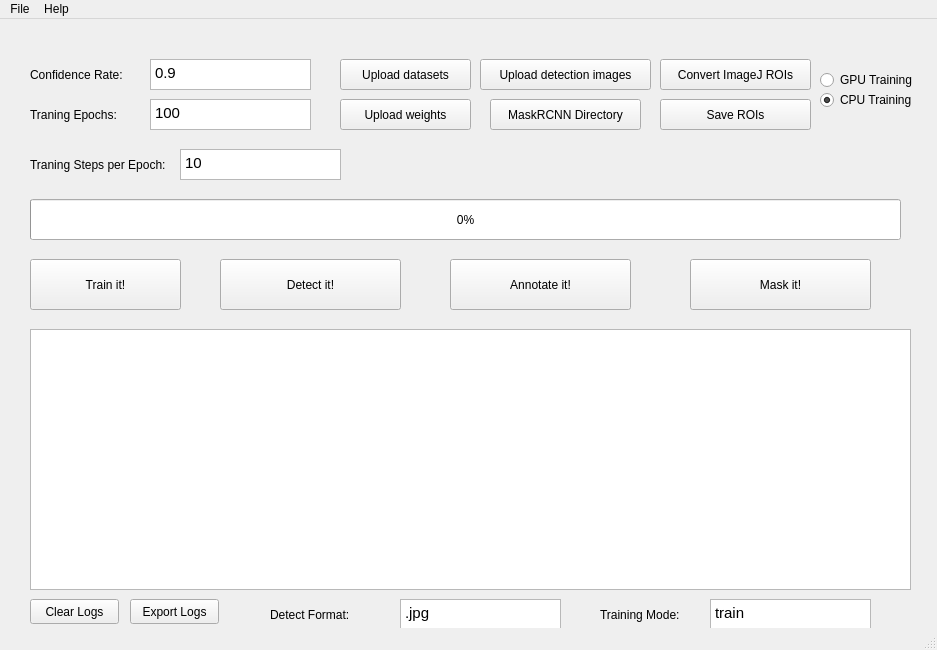
Old version of the form MaskRCNN.ui in the repository min20120907/Cell_RCNN_Qt.
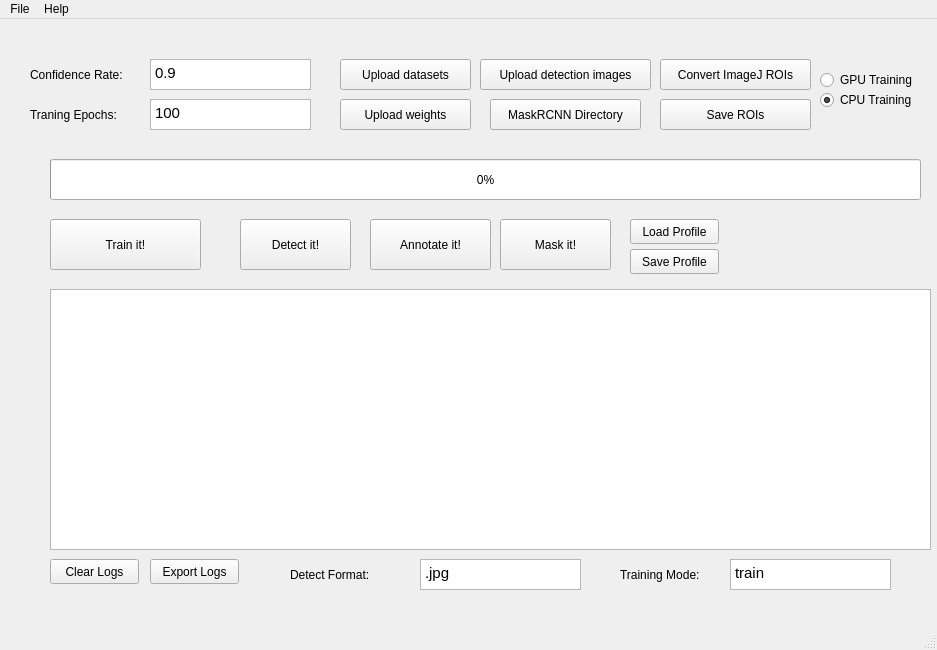
New version of the form.

Commit message: json I/O fixed

```diff
--- a/MaskRCNN.ui
+++ b/MaskRCNN.ui
@@ -17,8 +17,8 @@
    <widget class="QPushButton" name="train_btn">
     <property name="geometry">
      <rect>
-      <x>30</x>
-      <y>240</y>
+      <x>50</x>
+      <y>200</y>
       <width>151</width>
       <height>51</height>
      </rect>
@@ -90,8 +90,8 @@
    <widget class="QProgressBar" name="progressBar">
     <property name="geometry">
      <rect>
-      <x>30</x>
-      <y>180</y>
+      <x>50</x>
+      <y>140</y>
       <width>871</width>
       <height>41</height>
      </rect>
@@ -184,9 +184,9 @@
    <widget class="QPushButton" name="detect_btn">
     <property name="geometry">
      <rect>
-      <x>220</x>
-      <y>240</y>
-      <width>181</width>
+      <x>240</x>
+      <y>200</y>
+      <width>111</width>
       <height>51</height>
      </rect>
     </property>
@@ -197,8 +197,8 @@
    <widget class="QTextBrowser" name="textBrowser">
     <property name="geometry">
      <rect>
-      <x>30</x>
-      <y>310</y>
+      <x>50</x>
+      <y>270</y>
       <width>881</width>
       <height>261</height>
      </rect>
@@ -220,8 +220,8 @@
    <widget class="QPushButton" name="clear_logs">
     <property name="geometry">
      <rect>
-      <x>30</x>
-      <y>580</y>
+      <x>50</x>
+      <y>540</y>
       <width>89</width>
       <height>25</height>
      </rect>
@@ -233,8 +233,8 @@
    <widget class="QPushButton" name="export_logs">
     <property name="geometry">
      <rect>
-      <x>130</x>
-      <y>580</y>
+      <x>150</x>
+      <y>540</y>
       <width>89</width>
       <height>25</height>
      </rect>
@@ -246,9 +246,9 @@
    <widget class="QPushButton" name="anot_btn">
     <property name="geometry">
      <rect>
-      <x>450</x>
-      <y>240</y>
-      <width>181</width>
+      <x>370</x>
+      <y>200</y>
+      <width>121</width>
       <height>51</height>
      </rect>
     </property>
@@ -259,9 +259,9 @@
    <widget class="QPushButton" name="mask_btn">
     <property name="geometry">
      <rect>
-      <x>690</x>
-      <y>240</y>
-      <width>181</width>
+      <x>500</x>
+      <y>200</y>
+      <width>111</width>
       <height>51</height>
      </rect>
     </property>
@@ -285,8 +285,8 @@
    <widget class="QTextEdit" name="format_txt">
     <property name="geometry">
      <rect>
-      <x>400</x>
-      <y>580</y>
+      <x>420</x>
+      <y>540</y>
       <width>161</width>
       <height>31</height>
      </rect>
@@ -295,15 +295,15 @@
      <string>&lt;!DOCTYPE HTML PUBLIC &quot;-//W3C//DTD HTML 4.0//EN&quot; &quot;http://www.w3.org/TR/REC-html40/strict.dtd&quot;&gt;
 &lt;html&gt;&lt;head&gt;&lt;meta name=&quot;qrichtext&quot; content=&quot;1&quot; /&gt;&lt;style type=&quot;text/css&quot;&gt;
 p, li { white-space: pre-wrap; }
-&lt;/style&gt;&lt;/head&gt;&lt;body style=&quot; font-family:'Noto Sans'; font-size:9pt; font-weight:400; font-style:normal;&quot;&gt;
-&lt;p style=&quot; margin-top:0px; margin-bottom:0px; margin-left:0px; margin-right:0px; -qt-block-indent:0; text-indent:0px;&quot;&gt;&lt;span style=&quot; font-family:'Ubuntu'; font-size:11pt;&quot;&gt;.jpg&lt;/span&gt;&lt;/p&gt;&lt;/body&gt;&lt;/html&gt;</string>
+&lt;/style&gt;&lt;/head&gt;&lt;body style=&quot; font-family:'Ubuntu'; font-size:11pt; font-weight:400; font-style:normal;&quot;&gt;
+&lt;p style=&quot; margin-top:0px; margin-bottom:0px; margin-left:0px; margin-right:0px; -qt-block-indent:0; text-indent:0px;&quot;&gt;.jpg&lt;/p&gt;&lt;/body&gt;&lt;/html&gt;</string>
     </property>
    </widget>
    <widget class="QLabel" name="label_3">
     <property name="geometry">
      <rect>
-      <x>270</x>
-      <y>580</y>
+      <x>290</x>
+      <y>540</y>
       <width>121</width>
       <height>31</height>
      </rect>
@@ -315,8 +315,8 @@
    <widget class="QLabel" name="label_4">
     <property name="geometry">
      <rect>
-      <x>600</x>
-      <y>580</y>
+      <x>620</x>
+      <y>540</y>
       <width>121</width>
       <height>31</height>
      </rect>
@@ -328,8 +328,8 @@
    <widget class="QTextEdit" name="train_mode">
     <property name="geometry">
      <rect>
-      <x>710</x>
-      <y>580</y>
+      <x>730</x>
+      <y>540</y>
       <width>161</width>
       <height>31</height>
      </rect>
@@ -338,38 +338,34 @@
      <string>&lt;!DOCTYPE HTML PUBLIC &quot;-//W3C//DTD HTML 4.0//EN&quot; &quot;http://www.w3.org/TR/REC-html40/strict.dtd&quot;&gt;
 &lt;html&gt;&lt;head&gt;&lt;meta name=&quot;qrichtext&quot; content=&quot;1&quot; /&gt;&lt;style type=&quot;text/css&quot;&gt;
 p, li { white-space: pre-wrap; }
-&lt;/style&gt;&lt;/head&gt;&lt;body style=&quot; font-family:'Noto Sans'; font-size:9pt; font-weight:400; font-style:normal;&quot;&gt;
-&lt;p style=&quot; margin-top:0px; margin-bottom:0px; margin-left:0px; margin-right:0px; -qt-block-indent:0; text-indent:0px;&quot;&gt;&lt;span style=&quot; font-family:'Ubuntu'; font-size:11pt;&quot;&gt;train&lt;/span&gt;&lt;/p&gt;&lt;/body&gt;&lt;/html&gt;</string>
+&lt;/style&gt;&lt;/head&gt;&lt;body style=&quot; font-family:'Ubuntu'; font-size:11pt; font-weight:400; font-style:normal;&quot;&gt;
+&lt;p style=&quot; margin-top:0px; margin-bottom:0px; margin-left:0px; margin-right:0px; -qt-block-indent:0; text-indent:0px;&quot;&gt;train&lt;/p&gt;&lt;/body&gt;&lt;/html&gt;</string>
     </property>
    </widget>
-   <widget class="QLabel" name="label_5">
+   <widget class="QPushButton" name="l_profile">
     <property name="geometry">
      <rect>
-      <x>30</x>
-      <y>130</y>
-      <width>141</width>
-      <height>31</height>
+      <x>630</x>
+      <y>200</y>
+      <width>89</width>
+      <height>25</height>
      </rect>
     </property>
     <property name="text">
-     <string>Traning Steps per Epoch: </string>
+     <string>Load Profile</string>
     </property>
    </widget>
-   <widget class="QTextEdit" name="steps">
+   <widget class="QPushButton" name="s_profile">
     <property name="geometry">
      <rect>
-      <x>180</x>
-      <y>130</y>
-      <width>161</width>
-      <height>31</height>
+      <x>630</x>
+      <y>230</y>
+      <width>89</width>
+      <height>25</height>
      </rect>
     </property>
-    <property name="html">
-     <string>&lt;!DOCTYPE HTML PUBLIC &quot;-//W3C//DTD HTML 4.0//EN&quot; &quot;http://www.w3.org/TR/REC-html40/strict.dtd&quot;&gt;
-&lt;html&gt;&lt;head&gt;&lt;meta name=&quot;qrichtext&quot; content=&quot;1&quot; /&gt;&lt;style type=&quot;text/css&quot;&gt;
-p, li { white-space: pre-wrap; }
-&lt;/style&gt;&lt;/head&gt;&lt;body style=&quot; font-family:'Noto Sans'; font-size:9pt; font-weight:400; font-style:normal;&quot;&gt;
-&lt;p style=&quot; margin-top:0px; margin-bottom:0px; margin-left:0px; margin-right:0px; -qt-block-indent:0; text-indent:0px;&quot;&gt;&lt;span style=&quot; font-family:'Ubuntu'; font-size:11pt;&quot;&gt;10&lt;/span&gt;&lt;/p&gt;&lt;/body&gt;&lt;/html&gt;</string>
+    <property name="text">
+     <string>Save Profile</string>
     </property>
    </widget>
   </widget>
```
Left out of the diff: 10 changed lines with no effect on the pictures. The commit also changes 2 other files.
